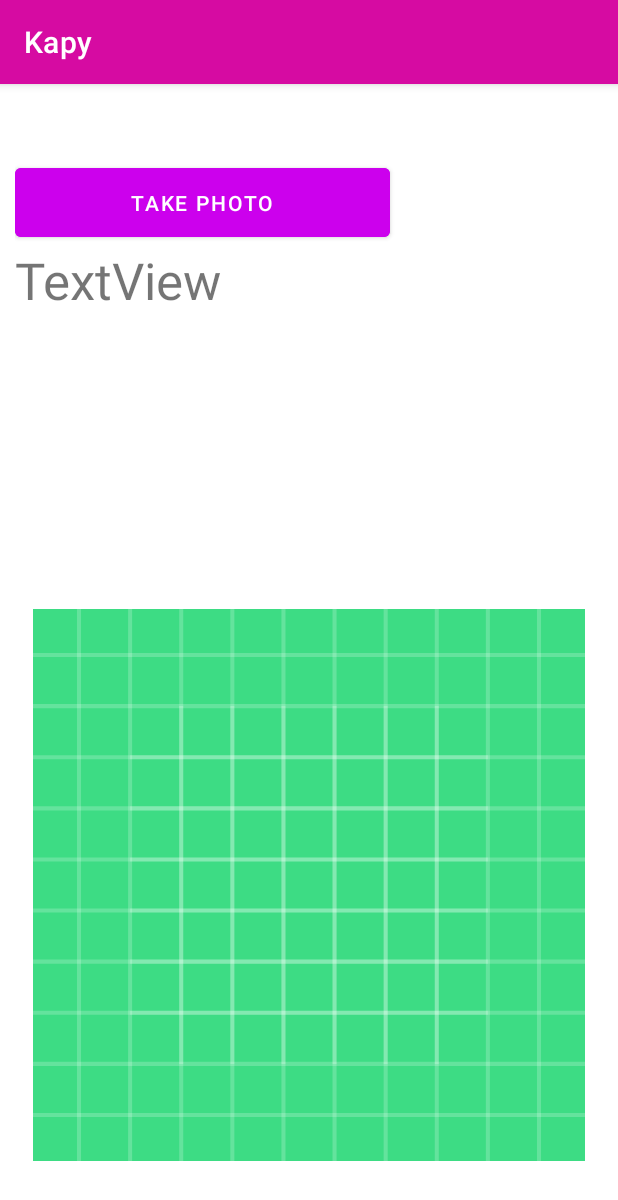
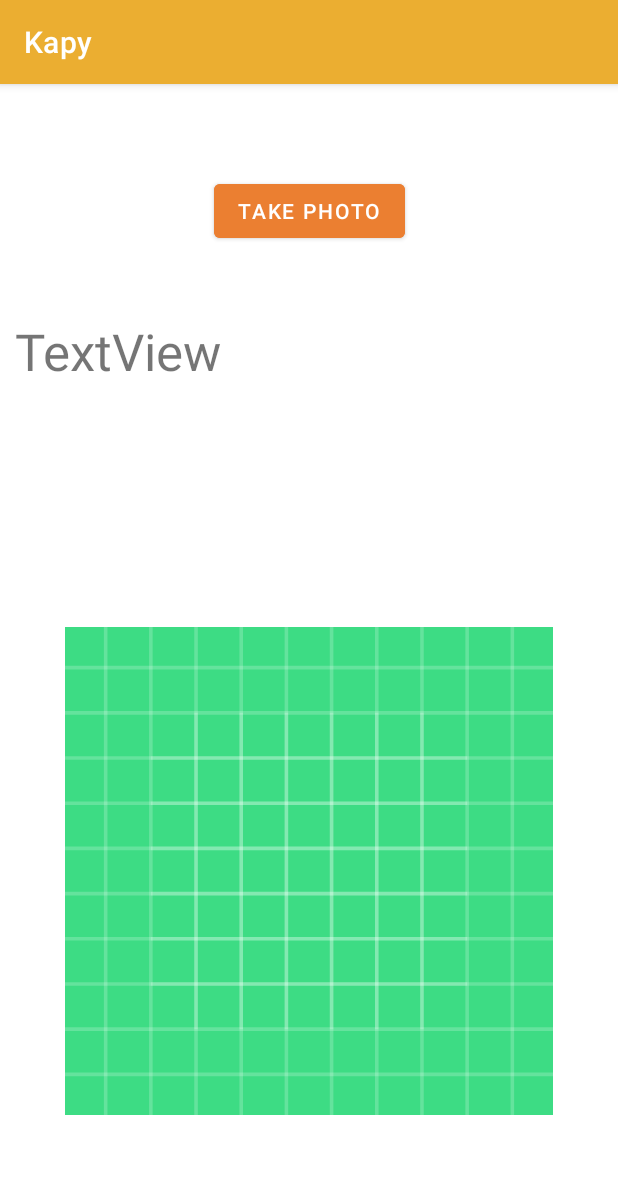
Before and after one commit to kapymessenger/Kapy, an Android app: the screen it shows after launch (FaceRecognitionActivity), on a phone screen of 412 x 824 dp. Shown: the top 1200 px of the screen. Run offline under Robolectric (Android 15) with nearby library versions, the phone set to English and light mode, and no system bars; libraries missing offline, so code that uses them is left out: org.tensorflow.lite.

Commit message:
Recognition

```diff
--- a/app/src/main/res/layout/activity_face_recognition.xml
+++ b/app/src/main/res/layout/activity_face_recognition.xml
@@ -7,43 +7,50 @@
     tools:context=".activity.FaceRecognitionActivity">
 
 
-    <LinearLayout
-        android:layout_width="match_parent"
-        android:layout_height="match_parent"
+    <Button
+        android:id="@+id/photoButton"
+        android:layout_width="wrap_content"
+        android:layout_height="wrap_content"
         android:layout_marginStart="10dp"
-        android:layout_marginTop="50dp"
+        android:layout_marginTop="30dp"
         android:layout_marginEnd="10dp"
-        android:layout_marginBottom="50dp"
-        android:orientation="vertical"
-        app:layout_constraintBottom_toBottomOf="parent"
+        android:layout_weight="1"
+        android:backgroundTint="@color/purple_700"
+        android:text="Take Photo"
+        app:layout_constraintBottom_toTopOf="@+id/resultText"
         app:layout_constraintEnd_toEndOf="parent"
         app:layout_constraintStart_toStartOf="parent"
-        app:layout_constraintTop_toTopOf="parent">
-
-
-        <Button
-            android:id="@+id/photoButton"
-            android:layout_width="250dp"
-            android:layout_height="wrap_content"
-            android:layout_weight="1"
-            android:backgroundTint="#CC00ED"
-            android:text="Take Photo" />
+        app:layout_constraintTop_toTopOf="parent" />
 
     <TextView
         android:id="@+id/resultText"
         android:layout_width="match_parent"
-            android:layout_height="231dp"
+        android:layout_height="156dp"
+        android:layout_marginStart="10dp"
+        android:layout_marginTop="15dp"
+        android:layout_marginEnd="10dp"
         android:layout_weight="1"
         android:text="TextView"
-            android:textSize="34sp" />
+        android:textSize="34sp"
+        app:layout_constraintBottom_toTopOf="@+id/imageView2"
+        app:layout_constraintEnd_toEndOf="parent"
+        app:layout_constraintStart_toStartOf="parent"
+        app:layout_constraintTop_toBottomOf="@+id/photoButton" />
 
     <ImageView
         android:id="@+id/imageView2"
         android:layout_width="match_parent"
-            android:layout_height="357dp"
+        android:layout_height="325dp"
+        android:layout_marginStart="10dp"
+        android:layout_marginTop="20dp"
+        android:layout_marginEnd="10dp"
+        android:layout_marginBottom="50dp"
         android:layout_weight="1"
+        app:layout_constraintBottom_toBottomOf="parent"
+        app:layout_constraintEnd_toEndOf="parent"
+        app:layout_constraintStart_toStartOf="parent"
+        app:layout_constraintTop_toBottomOf="@+id/resultText"
         app:srcCompat="@drawable/ic_launcher_background" />
-    </LinearLayout>
 
 
 </androidx.constraintlayout.widget.ConstraintLayout>
--- a/app/src/main/res/values/colors.xml
+++ b/app/src/main/res/values/colors.xml
@@ -1,14 +1,14 @@
 <?xml version="1.0" encoding="utf-8"?>
 <resources>
-    <color name="purple_200">#FFBB86FC</color>
-    <color name="purple_500">#FF6200EE</color>
-    <color name="purple_700">#FF3700B3</color>
-    <color name="teal_200">#FF03DAC5</color>
-    <color name="teal_700">#FF018786</color>
+    <color name="purple_200">#EBAE31</color>
+    <color name="purple_500">#D49037</color>
+    <color name="purple_700">#EB7F31</color>
+    <color name="teal_200">#E0602F</color>
+    <color name="teal_700">#E0B82F</color>
     <color name="black">#FF000000</color>
     <color name="white">#FFFFFFFF</color>
 
-    <color name="buttons">#CC00ED</color>
-    <color name="main_color">#840BD6</color>
-    <color name="main_color_2">#D60BA2</color>
+    <color name="buttons">#D49037</color>
+    <color name="main_color">#EB7F31</color>
+    <color name="main_color_2">#EBAE31</color>
 </resources>
```
Also changed, not shown: app/src/main/java/org/kapyteam/messenger/activity/FaceRecognitionActivity.kt (+7 -5 lines), app/src/main/res/layout/dialog_window.xml (+14 -4 lines), 1 other file. Lines whose indentation alone changed are shown as unchanged.
